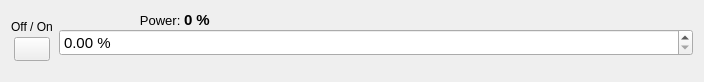
Qt form amplifier_all_panel.ui (bulkanul/EVO_YFL_1064_GUI_coherent2) before a commit.
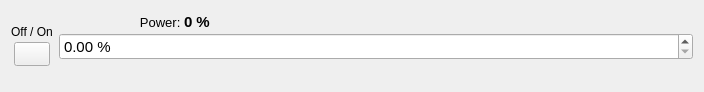
The same form after that commit. Icons and pictures are not drawn.

```diff
--- a/amplifier_all_panel.ui
+++ b/amplifier_all_panel.ui
@@ -7,7 +7,7 @@
     <x>0</x>
     <y>0</y>
     <width>704</width>
-    <height>80</height>
+    <height>92</height>
    </rect>
   </property>
   <property name="windowTitle">
@@ -283,7 +283,6 @@
         <font>
          <family>Arial</family>
          <pointsize>11</pointsize>
-         <weight>75</weight>
          <bold>true</bold>
         </font>
        </property>
```
Left out of the diff: 8 changed lines with no effect on the pictures.
